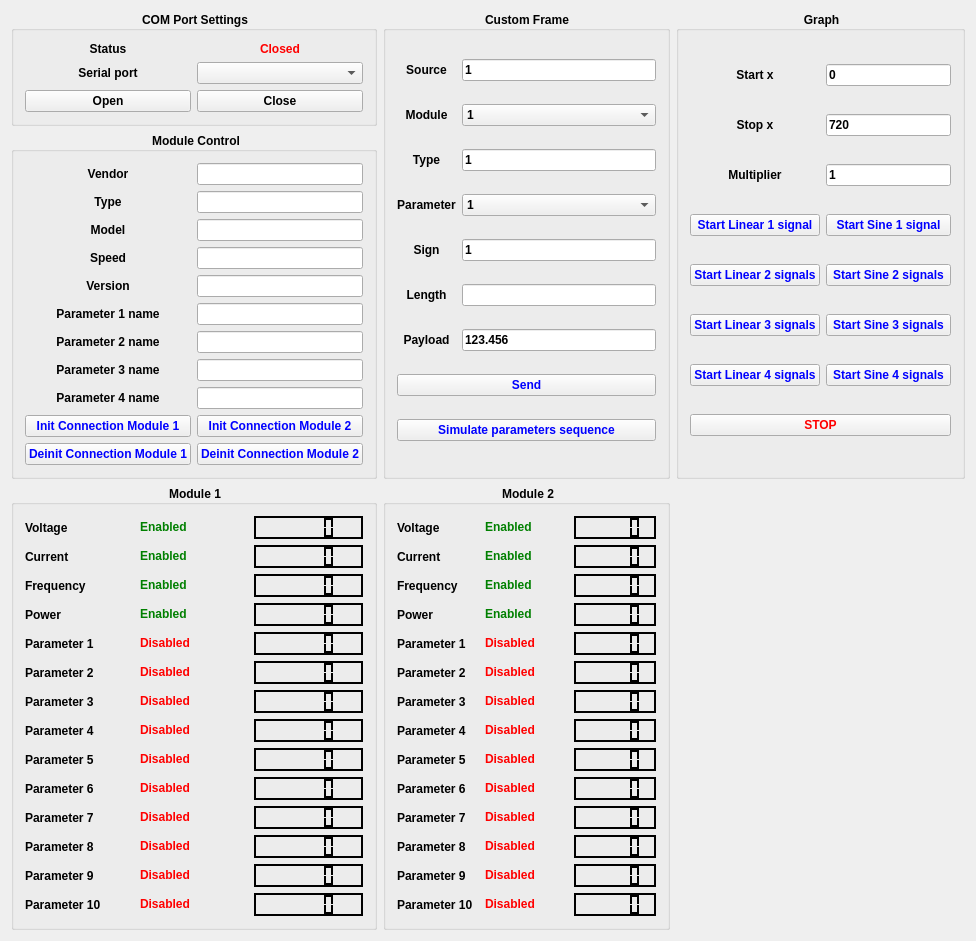
Qt form mainwindow.ui (adamchor1992/MScThesisPart4_TestApplication_PC_directly_to_NucleoF411) before a commit.
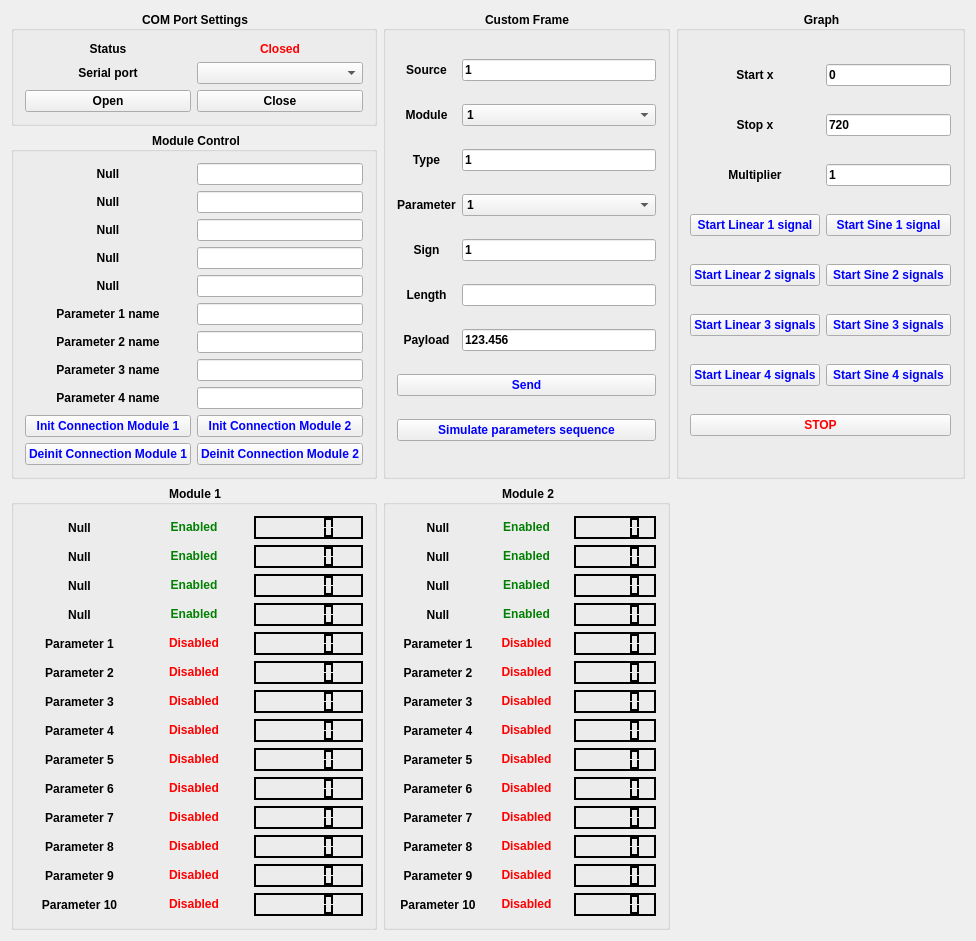
The same form after that commit.

Commit message: -changed label names -custom parameter names are now initialized from parameters.txt file

Diff of the .ui file:
```diff
--- a/mainwindow.ui
+++ b/mainwindow.ui
@@ -518,7 +518,7 @@
        <item row="3" column="0">
         <widget class="QLabel" name="label_Speed">
          <property name="text">
-          <string>Speed</string>
+          <string>Null</string>
          </property>
          <property name="alignment">
           <set>Qt::AlignCenter</set>
@@ -559,7 +559,7 @@
        <item row="1" column="0">
         <widget class="QLabel" name="label_Type_2">
          <property name="text">
-          <string>Type</string>
+          <string>Null</string>
          </property>
          <property name="alignment">
           <set>Qt::AlignCenter</set>
@@ -593,7 +593,7 @@
        <item row="4" column="0">
         <widget class="QLabel" name="label_Version">
          <property name="text">
-          <string>Version</string>
+          <string>Null</string>
          </property>
          <property name="alignment">
           <set>Qt::AlignCenter</set>
@@ -603,7 +603,7 @@
        <item row="0" column="0">
         <widget class="QLabel" name="label_Vendor">
          <property name="text">
-          <string>Vendor</string>
+          <string>Null</string>
          </property>
          <property name="alignment">
           <set>Qt::AlignCenter</set>
@@ -643,7 +643,7 @@
        <item row="2" column="0">
         <widget class="QLabel" name="label_Model">
          <property name="text">
-          <string>Model</string>
+          <string>Null</string>
          </property>
          <property name="alignment">
           <set>Qt::AlignCenter</set>
@@ -6979,28 +6979,40 @@
          <item>
           <widget class="QLabel" name="label_Module1_Voltage">
            <property name="text">
-            <string>Voltage</string>
+            <string>Null</string>
            </property>
+           <property name="alignment">
+            <set>Qt::AlignCenter</set>
+           </property>
           </widget>
          </item>
          <item>
           <widget class="QLabel" name="label_Module1_Current">
            <property name="text">
-            <string>Current</string>
+            <string>Null</string>
            </property>
+           <property name="alignment">
+            <set>Qt::AlignCenter</set>
+           </property>
           </widget>
          </item>
          <item>
           <widget class="QLabel" name="label_Module1_Frequency">
            <property name="text">
-            <string>Frequency</string>
+            <string>Null</string>
            </property>
+           <property name="alignment">
+            <set>Qt::AlignCenter</set>
+           </property>
           </widget>
          </item>
          <item>
           <widget class="QLabel" name="label_Module1_Power">
            <property name="text">
-            <string>Power</string>
+            <string>Null</string>
+           </property>
+           <property name="alignment">
+            <set>Qt::AlignCenter</set>
            </property>
           </widget>
          </item>
@@ -7009,6 +7021,9 @@
            <property name="text">
             <string>Parameter 1</string>
            </property>
+           <property name="alignment">
+            <set>Qt::AlignCenter</set>
+           </property>
           </widget>
          </item>
          <item>
@@ -7016,6 +7031,9 @@
            <property name="text">
             <string>Parameter 2</string>
            </property>
+           <property name="alignment">
+            <set>Qt::AlignCenter</set>
+           </property>
           </widget>
          </item>
          <item>
@@ -7023,6 +7041,9 @@
            <property name="text">
             <string>Parameter 3</string>
            </property>
+           <property name="alignment">
+            <set>Qt::AlignCenter</set>
+           </property>
           </widget>
          </item>
          <item>
@@ -7030,6 +7051,9 @@
            <property name="text">
             <string>Parameter 4</string>
            </property>
+           <property name="alignment">
+            <set>Qt::AlignCenter</set>
+           </property>
           </widget>
          </item>
          <item>
@@ -7037,6 +7061,9 @@
            <property name="text">
             <string>Parameter 5</string>
            </property>
+           <property name="alignment">
+            <set>Qt::AlignCenter</set>
+           </property>
           </widget>
          </item>
          <item>
@@ -7044,6 +7071,9 @@
            <property name="text">
             <string>Parameter 6</string>
            </property>
+           <property name="alignment">
+            <set>Qt::AlignCenter</set>
+           </property>
           </widget>
          </item>
          <item>
@@ -7051,6 +7081,9 @@
            <property name="text">
             <string>Parameter 7</string>
            </property>
+           <property name="alignment">
+            <set>Qt::AlignCenter</set>
+           </property>
           </widget>
          </item>
          <item>
@@ -7058,6 +7091,9 @@
            <property name="text">
             <string>Parameter 8</string>
            </property>
+           <property name="alignment">
+            <set>Qt::AlignCenter</set>
+           </property>
           </widget>
          </item>
          <item>
@@ -7065,6 +7101,9 @@
            <property name="text">
             <string>Parameter 9</string>
            </property>
+           <property name="alignment">
+            <set>Qt::AlignCenter</set>
+           </property>
           </widget>
          </item>
          <item>
@@ -7072,6 +7111,9 @@
            <property name="text">
             <string>Parameter 10</string>
            </property>
+           <property name="alignment">
+            <set>Qt::AlignCenter</set>
+           </property>
           </widget>
          </item>
         </layout>
@@ -7083,6 +7125,9 @@
            <property name="text">
             <string>&lt;font color='green'&gt;Enabled&lt;/font&gt;</string>
            </property>
+           <property name="alignment">
+            <set>Qt::AlignCenter</set>
+           </property>
           </widget>
          </item>
          <item>
@@ -7090,6 +7135,9 @@
            <property name="text">
             <string>&lt;font color='green'&gt;Enabled&lt;/font&gt;</string>
            </property>
+           <property name="alignment">
+            <set>Qt::AlignCenter</set>
+           </property>
           </widget>
          </item>
          <item>
@@ -7097,6 +7145,9 @@
            <property name="text">
             <string>&lt;font color='green'&gt;Enabled&lt;/font&gt;</string>
            </property>
+           <property name="alignment">
+            <set>Qt::AlignCenter</set>
+           </property>
           </widget>
          </item>
          <item>
@@ -7104,6 +7155,9 @@
            <property name="text">
             <string>&lt;font color='green'&gt;Enabled&lt;/font&gt;</string>
            </property>
+           <property name="alignment">
+            <set>Qt::AlignCenter</set>
+           </property>
           </widget>
          </item>
          <item>
@@ -7111,6 +7165,9 @@
            <property name="text">
             <string>&lt;font color='red'&gt;Disabled&lt;/font&gt;</string>
            </property>
+           <property name="alignment">
+            <set>Qt::AlignCenter</set>
+           </property>
           </widget>
          </item>
          <item>
@@ -7118,6 +7175,9 @@
            <property name="text">
             <string>&lt;font color='red'&gt;Disabled&lt;/font&gt;</string>
            </property>
+           <property name="alignment">
+            <set>Qt::AlignCenter</set>
+           </property>
           </widget>
          </item>
          <item>
@@ -7125,6 +7185,9 @@
            <property name="text">
             <string>&lt;font color='red'&gt;Disabled&lt;/font&gt;</string>
            </property>
+           <property name="alignment">
+            <set>Qt::AlignCenter</set>
+           </property>
           </widget>
          </item>
          <item>
@@ -7132,6 +7195,9 @@
            <property name="text">
             <string>&lt;font color='red'&gt;Disabled&lt;/font&gt;</string>
            </property>
+           <property name="alignment">
+            <set>Qt::AlignCenter</set>
+           </property>
           </widget>
          </item>
          <item>
@@ -7139,6 +7205,9 @@
            <property name="text">
             <string>&lt;font color='red'&gt;Disabled&lt;/font&gt;</string>
            </property>
+           <property name="alignment">
+            <set>Qt::AlignCenter</set>
+           </property>
           </widget>
          </item>
          <item>
@@ -7146,6 +7215,9 @@
            <property name="text">
             <string>&lt;font color='red'&gt;Disabled&lt;/font&gt;</string>
            </property>
+           <property name="alignment">
+            <set>Qt::AlignCenter</set>
+           </property>
           </widget>
          </item>
          <item>
@@ -7153,6 +7225,9 @@
            <property name="text">
             <string>&lt;font color='red'&gt;Disabled&lt;/font&gt;</string>
            </property>
+           <property name="alignment">
+            <set>Qt::AlignCenter</set>
+           </property>
           </widget>
          </item>
          <item>
@@ -7160,6 +7235,9 @@
            <property name="text">
             <string>&lt;font color='red'&gt;Disabled&lt;/font&gt;</string>
            </property>
+           <property name="alignment">
+            <set>Qt::AlignCenter</set>
+           </property>
           </widget>
          </item>
          <item>
@@ -7167,6 +7245,9 @@
            <property name="text">
             <string>&lt;font color='red'&gt;Disabled&lt;/font&gt;</string>
            </property>
+           <property name="alignment">
+            <set>Qt::AlignCenter</set>
+           </property>
           </widget>
          </item>
          <item>
@@ -7174,6 +7255,9 @@
            <property name="text">
             <string>&lt;font color='red'&gt;Disabled&lt;/font&gt;</string>
            </property>
+           <property name="alignment">
+            <set>Qt::AlignCenter</set>
+           </property>
           </widget>
          </item>
         </layout>
@@ -7198,28 +7282,40 @@
          <item>
           <widget class="QLabel" name="label_Module2_Voltage">
            <property name="text">
-            <string>Voltage</string>
+            <string>Null</string>
            </property>
+           <property name="alignment">
+            <set>Qt::AlignCenter</set>
+           </property>
           </widget>
          </item>
          <item>
           <widget class="QLabel" name="label_Module2_Current">
            <property name="text">
-            <string>Current</string>
+            <string>Null</string>
            </property>
+           <property name="alignment">
+            <set>Qt::AlignCenter</set>
+           </property>
           </widget>
          </item>
          <item>
           <widget class="QLabel" name="label_Module2_Frequency">
            <property name="text">
-            <string>Frequency</string>
+            <string>Null</string>
            </property>
+           <property name="alignment">
+            <set>Qt::AlignCenter</set>
+           </property>
           </widget>
          </item>
          <item>
           <widget class="QLabel" name="label_Module2_Power">
            <property name="text">
-            <string>Power</string>
+            <string>Null</string>
+           </property>
+           <property name="alignment">
+            <set>Qt::AlignCenter</set>
            </property>
           </widget>
          </item>
@@ -7228,6 +7324,9 @@
            <property name="text">
             <string>Parameter 1</string>
            </property>
+           <property name="alignment">
+            <set>Qt::AlignCenter</set>
+           </property>
           </widget>
          </item>
          <item>
@@ -7235,6 +7334,9 @@
            <property name="text">
             <string>Parameter 2</string>
            </property>
+           <property name="alignment">
+            <set>Qt::AlignCenter</set>
+           </property>
           </widget>
          </item>
          <item>
@@ -7242,6 +7344,9 @@
            <property name="text">
             <string>Parameter 3</string>
            </property>
+           <property name="alignment">
+            <set>Qt::AlignCenter</set>
+           </property>
           </widget>
          </item>
          <item>
@@ -7249,6 +7354,9 @@
            <property name="text">
             <string>Parameter 4</string>
            </property>
+           <property name="alignment">
+            <set>Qt::AlignCenter</set>
+           </property>
           </widget>
          </item>
          <item>
@@ -7256,6 +7364,9 @@
            <property name="text">
             <string>Parameter 5</string>
            </property>
+           <property name="alignment">
+            <set>Qt::AlignCenter</set>
+           </property>
           </widget>
          </item>
          <item>
@@ -7263,6 +7374,9 @@
            <property name="text">
             <string>Parameter 6</string>
            </property>
+           <property name="alignment">
+            <set>Qt::AlignCenter</set>
+           </property>
           </widget>
          </item>
          <item>
@@ -7270,6 +7384,9 @@
            <property name="text">
             <string>Parameter 7</string>
            </property>
+           <property name="alignment">
+            <set>Qt::AlignCenter</set>
+           </property>
           </widget>
          </item>
          <item>
@@ -7277,6 +7394,9 @@
            <property name="text">
             <string>Parameter 8</string>
            </property>
+           <property name="alignment">
+            <set>Qt::AlignCenter</set>
+           </property>
           </widget>
          </item>
          <item>
@@ -7284,6 +7404,9 @@
            <property name="text">
             <string>Parameter 9</string>
            </property>
+           <property name="alignment">
+            <set>Qt::AlignCenter</set>
+           </property>
           </widget>
          </item>
          <item>
@@ -7291,6 +7414,9 @@
            <property name="text">
             <string>Parameter 10</string>
            </property>
+           <property name="alignment">
+            <set>Qt::AlignCenter</set>
+           </property>
           </widget>
          </item>
         </layout>
@@ -7302,6 +7428,9 @@
            <property name="text">
             <string>&lt;font color='green'&gt;Enabled&lt;/font&gt;</string>
            </property>
+           <property name="alignment">
+            <set>Qt::AlignCenter</set>
+           </property>
           </widget>
          </item>
          <item>
@@ -7309,6 +7438,9 @@
            <property name="text">
             <string>&lt;font color='green'&gt;Enabled&lt;/font&gt;</string>
            </property>
+           <property name="alignment">
+            <set>Qt::AlignCenter</set>
+           </property>
           </widget>
          </item>
          <item>
@@ -7316,6 +7448,9 @@
            <property name="text">
             <string>&lt;font color='green'&gt;Enabled&lt;/font&gt;</string>
            </property>
+           <property name="alignment">
+            <set>Qt::AlignCenter</set>
+           </property>
           </widget>
          </item>
          <item>
@@ -7323,6 +7458,9 @@
            <property name="text">
             <string>&lt;font color='green'&gt;Enabled&lt;/font&gt;</string>
            </property>
+           <property name="alignment">
+            <set>Qt::AlignCenter</set>
+           </property>
           </widget>
          </item>
          <item>
@@ -7330,6 +7468,9 @@
            <property name="text">
             <string>&lt;font color='red'&gt;Disabled&lt;/font&gt;</string>
            </property>
+           <property name="alignment">
+            <set>Qt::AlignCenter</set>
+           </property>
           </widget>
          </item>
          <item>
@@ -7337,6 +7478,9 @@
            <property name="text">
             <string>&lt;font color='red'&gt;Disabled&lt;/font&gt;</string>
            </property>
+           <property name="alignment">
+            <set>Qt::AlignCenter</set>
+           </property>
           </widget>
          </item>
          <item>
@@ -7344,6 +7488,9 @@
            <property name="text">
             <string>&lt;font color='red'&gt;Disabled&lt;/font&gt;</string>
            </property>
+           <property name="alignment">
+            <set>Qt::AlignCenter</set>
+           </property>
           </widget>
          </item>
          <item>
@@ -7351,6 +7498,9 @@
            <property name="text">
             <string>&lt;font color='red'&gt;Disabled&lt;/font&gt;</string>
            </property>
+           <property name="alignment">
+            <set>Qt::AlignCenter</set>
+           </property>
           </widget>
          </item>
          <item>
@@ -7358,6 +7508,9 @@
            <property name="text">
             <string>&lt;font color='red'&gt;Disabled&lt;/font&gt;</string>
            </property>
+           <property name="alignment">
+            <set>Qt::AlignCenter</set>
+           </property>
           </widget>
          </item>
          <item>
@@ -7365,6 +7518,9 @@
            <property name="text">
             <string>&lt;font color='red'&gt;Disabled&lt;/font&gt;</string>
            </property>
+           <property name="alignment">
+            <set>Qt::AlignCenter</set>
+           </property>
           </widget>
          </item>
          <item>
@@ -7372,6 +7528,9 @@
            <property name="text">
             <string>&lt;font color='red'&gt;Disabled&lt;/font&gt;</string>
            </property>
+           <property name="alignment">
+            <set>Qt::AlignCenter</set>
+           </property>
           </widget>
          </item>
          <item>
@@ -7379,6 +7538,9 @@
            <property name="text">
             <string>&lt;font color='red'&gt;Disabled&lt;/font&gt;</string>
            </property>
+           <property name="alignment">
+            <set>Qt::AlignCenter</set>
+           </property>
           </widget>
          </item>
          <item>
@@ -7386,6 +7548,9 @@
            <property name="text">
             <string>&lt;font color='red'&gt;Disabled&lt;/font&gt;</string>
            </property>
+           <property name="alignment">
+            <set>Qt::AlignCenter</set>
+           </property>
           </widget>
          </item>
          <item>
@@ -7393,6 +7558,9 @@
            <property name="text">
             <string>&lt;font color='red'&gt;Disabled&lt;/font&gt;</string>
            </property>
+           <property name="alignment">
+            <set>Qt::AlignCenter</set>
+           </property>
           </widget>
          </item>
         </layout>
```
Left out of the diff: 74 changed lines with no effect on the pictures. The commit also changes 3 other files.
